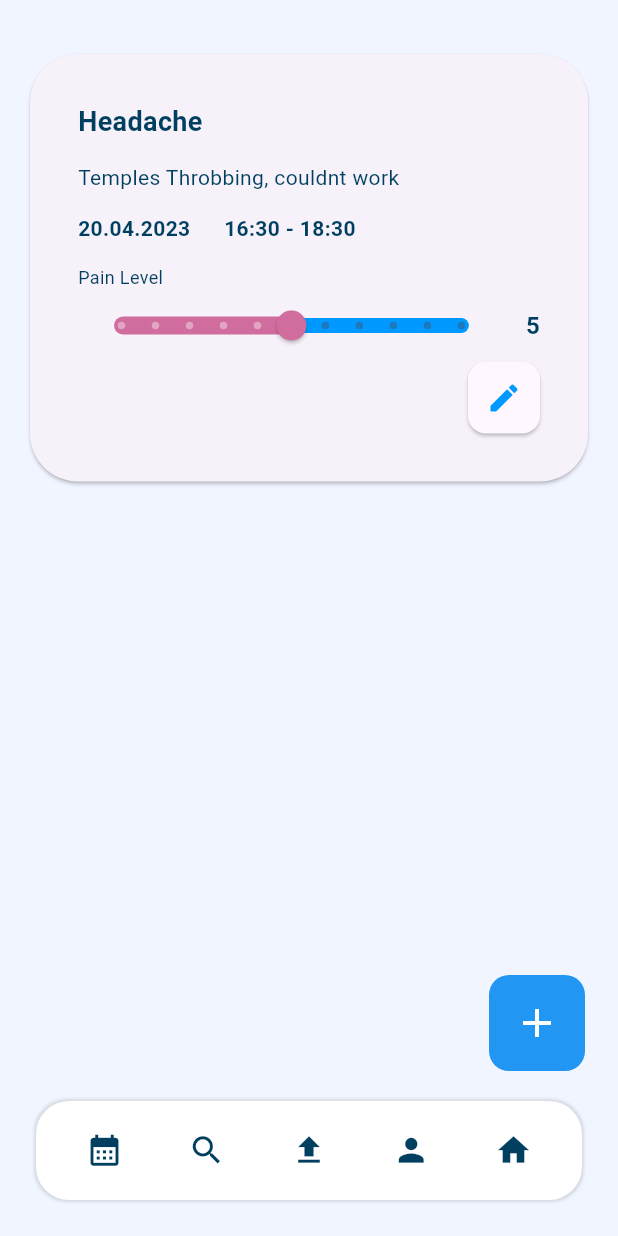
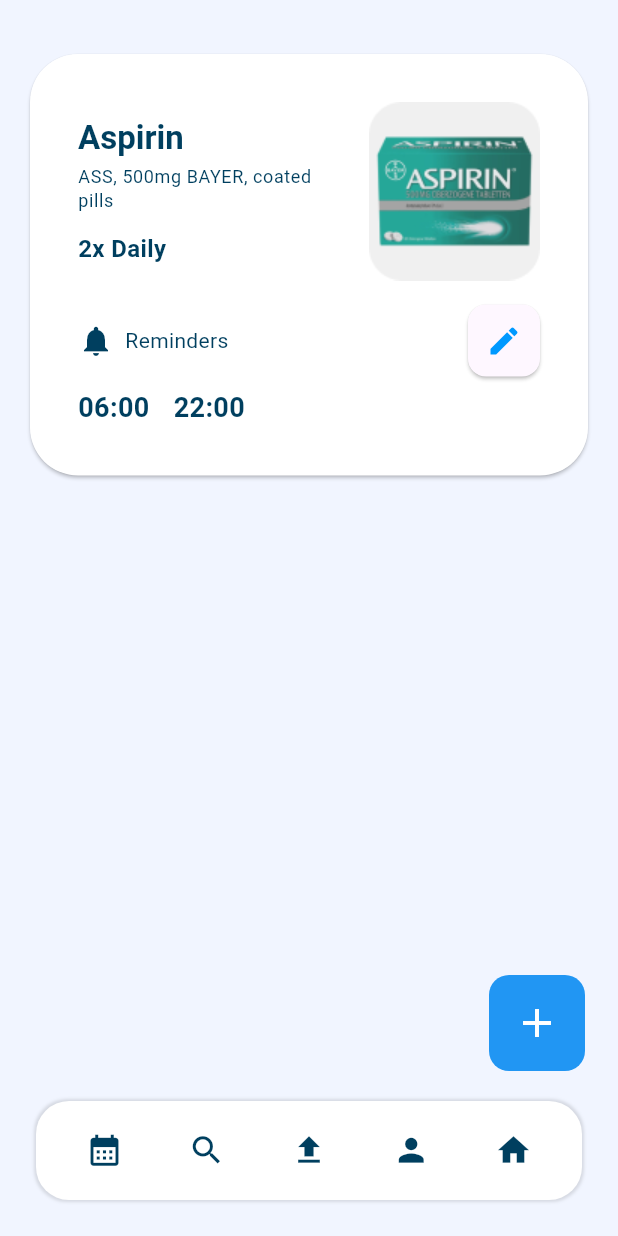
Before and after one commit to cristianvitor01/health_monitor, a Flutter app: the screen it shows after launch, on a phone screen of 412 x 824 dp. Run offline on Flutter 3.47's test engine with Material 3 defaults, Android fonts, the phone set to English and light mode, and no system bars; Roboto replaces fonts that are missing (Poppins).

Commit message:
Adicionado tela de medicamentos com card de medicação. Removido widget de menu pop-up repetido.

```diff
--- a/lib/main.dart
+++ b/lib/main.dart
@@ -2,7 +2,8 @@
 // import 'screens/dashboard/dashboard_page.dart';
 // import 'screens/medical_info/medical_info_page.dart';
 // import 'screens/search/search_page.dart';
-import 'screens/symptoms/symptoms_page.dart';
+// import 'screens/symptoms/symptoms_page.dart';
+import 'screens/medications/medication_page.dart';
 
 void main() {
   runApp(const MainApp());
@@ -16,7 +17,7 @@
     return const MaterialApp(
       debugShowCheckedModeBanner: false,
       // title: 'Health Monitor',
-      home: SymptomsPage(),
+      home: MedicationPage(),
     );
   }
 }
--- /dev/null
+++ b/lib/screens/medications/medication_page.dart
@@ -0,0 +1,45 @@
+import 'package:flutter/material.dart';
+import 'package:health_monitor/utils/app_colors.dart';
+import '../widgets/popup_menu_buttom.dart';
+import '../widgets/bottom_nav_bar.dart';
+import '../widgets/medication_card.dart';
+
+class MedicationPage extends StatelessWidget {
+  const MedicationPage({super.key});
+
+  @override
+  Widget build(BuildContext context) {
+    return Scaffold(
+      backgroundColor: UIColor.backgroundColor,
+      body: SafeArea(
+        child: Stack(
+          children: [
+            ListView(
+              // Para permitir rolagem
+              padding: const EdgeInsets.all(16.0),
+              children: const [
+                SizedBox(height: 16.0), // Espaço entre widgets
+                // Alterar para o card de Sintomas
+                MedicationCard(
+                  // medication_card
+                  medicationName: 'Aspirin',
+                  medicationDescription: 'ASS, 500mg BAYER, coated pills',
+                  daily: '2x Daily',
+                  time1: '06:00',
+                  time2: '22:00',
+                ),
+              ],
+            ),
+            const Positioned(
+              bottom: 20.0,
+              right: 22.0,
+              child:
+                  PopupMenuButtonWidget(), // Adicionando o PopupMenuButtonWidget
+            ),
+          ],
+        ),
+      ),
+      bottomNavigationBar: BottomNavBar(), // Barra de navegação fixa
+    );
+  }
+}
```
Also changed, not shown: lib/widgets/popup_menu_buttom.dart (deleted, +0 -56 lines).
